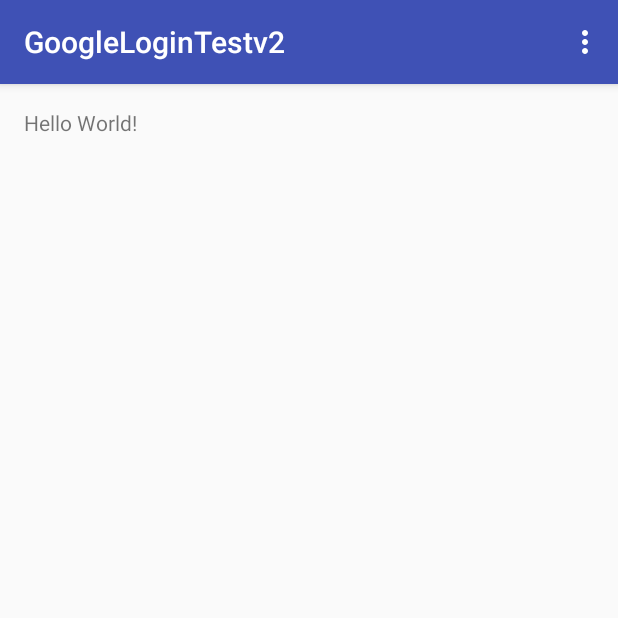
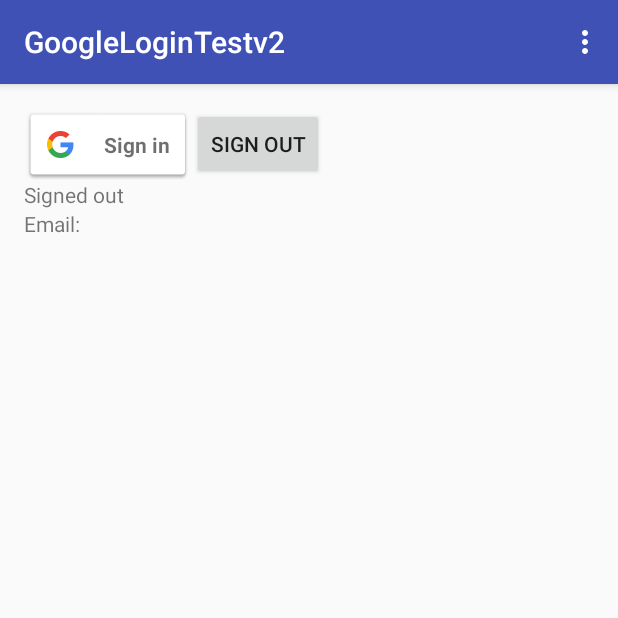
Before and after one commit to LunarRocketeer/GoogleLoginTestv2, an Android app: the screen it shows after launch (MainActivity), on a phone screen of 412 x 824 dp, the top half of it. Run offline under Robolectric (Android 15) with nearby library versions, the phone set to English and light mode, and no system bars.

Commit message:
Sign in pulls data from Google.

```diff
--- a/app/src/main/java/com/example/bal_csmiller/googlelogintestv2/MainActivity.java
+++ b/app/src/main/java/com/example/bal_csmiller/googlelogintestv2/MainActivity.java
@@ -39,6 +39,11 @@ public class MainActivity extends AppCompatActivity implements GoogleApiClient.O
     private static final String TAG = "SignInActivity";
     private static final int RC_SIGN_IN = 9001;
 
+    private String userName;
+    private String userEmail;
+    private String userId;
+    private Uri userPhoto;
+
     @Override
     protected void onCreate(Bundle savedInstanceState) {
         super.onCreate(savedInstanceState);
@@ -59,6 +64,8 @@ public class MainActivity extends AppCompatActivity implements GoogleApiClient.O
         });
         GoogleSignInOptions gso = new GoogleSignInOptions.Builder(GoogleSignInOptions.DEFAULT_SIGN_IN).requestEmail().build();
         mGoogleApiClient = new GoogleApiClient.Builder(this).enableAutoManage(this, this).addApi(Auth.GOOGLE_SIGN_IN_API, gso).build();
+
+        mStatusTextView = (TextView) findViewById(R.id.status_text_view);
 
         /*
         https://developers.google.com/identity/sign-in/android/sign-in#configure_google_sign-in_and_the_googleapiclient_object
@@ -120,10 +127,7 @@ public class MainActivity extends AppCompatActivity implements GoogleApiClient.O
         }
     }
 
-    private String userName;
-    private String userEmail;
-    private String userId;
-    Uri userPhoto;
+
 
     private void handleSignInResult(GoogleSignInResult result) {
         Log.d(TAG, "handleSignInResult:" + result.isSuccess());
@@ -131,11 +135,11 @@ public class MainActivity extends AppCompatActivity implements GoogleApiClient.O
             GoogleSignInAccount account = result.getSignInAccount();
             //TODO: Replace with getString(R.string.signed_in_fmt, account.getDisplayName())
             mStatusTextView.setText(account.getDisplayName());
-            updateUI(true);
             userName = account.getDisplayName();
             userEmail = account.getEmail();
             userId = account.getId();
             userPhoto = account.getPhotoUrl();
+            updateUI(true);
         } else {
             updateUI(false);
         }
@@ -146,6 +150,9 @@ public class MainActivity extends AppCompatActivity implements GoogleApiClient.O
         if (signedIn){
             findViewById(R.id.sign_in_button).setVisibility(View.GONE);
             findViewById(R.id.sign_out_button).setVisibility(View.VISIBLE);
+            mStatusTextView.setText("Welcome, " + userName);
+            TextView emailView = (TextView) findViewById(R.id.status_email);
+            emailView.setText("Email: " + userEmail);
         }
         else{
             //TODO: Replace with R.string.signed_out
--- a/app/src/main/res/layout/activity_main.xml
+++ b/app/src/main/res/layout/activity_main.xml
@@ -23,16 +23,4 @@
 
     <include layout="@layout/content_main" />
 
-    <com.google.android.gms.common.SignInButton
-        android:id="@+id/sign_in_button"
-        android:layout_width="wrap_content"
-        android:layout_height="wrap_content"/>
-
-    <Button
-        android:layout_width="wrap_content"
-        android:layout_height="wrap_content"
-        android:text="Sign Out"
-        android:id="@+id/sign_out_button"
-        />
-
 </android.support.design.widget.CoordinatorLayout>
--- a/app/src/main/res/layout/content_main.xml
+++ b/app/src/main/res/layout/content_main.xml
@@ -12,8 +12,32 @@
     tools:context="com.example.bal_csmiller.googlelogintestv2.MainActivity"
     tools:showIn="@layout/activity_main">
 
+    <com.google.android.gms.common.SignInButton
+        android:id="@+id/sign_in_button"
+        android:layout_width="wrap_content"
+        android:layout_height="wrap_content"/>
+
+    <Button
+        android:layout_width="wrap_content"
+        android:layout_height="wrap_content"
+        android:text="Sign Out"
+        android:id="@+id/sign_out_button"
+        android:layout_toRightOf="@id/sign_in_button"
+        />
+
     <TextView
         android:layout_width="wrap_content"
         android:layout_height="wrap_content"
-        android:text="Hello World!" />
+        android:text="Signed out"
+        android:id="@+id/status_text_view"
+        android:layout_below="@id/sign_out_button"
+        />
+    <TextView
+        android:layout_width="wrap_content"
+        android:layout_height="wrap_content"
+        android:text="Email: "
+        android:id="@+id/status_email"
+        android:layout_below="@id/status_text_view"
+        />
+
 </RelativeLayout>
```
Also changed, not shown: app/build.gradle (+14 -4 lines), 1 other file.
